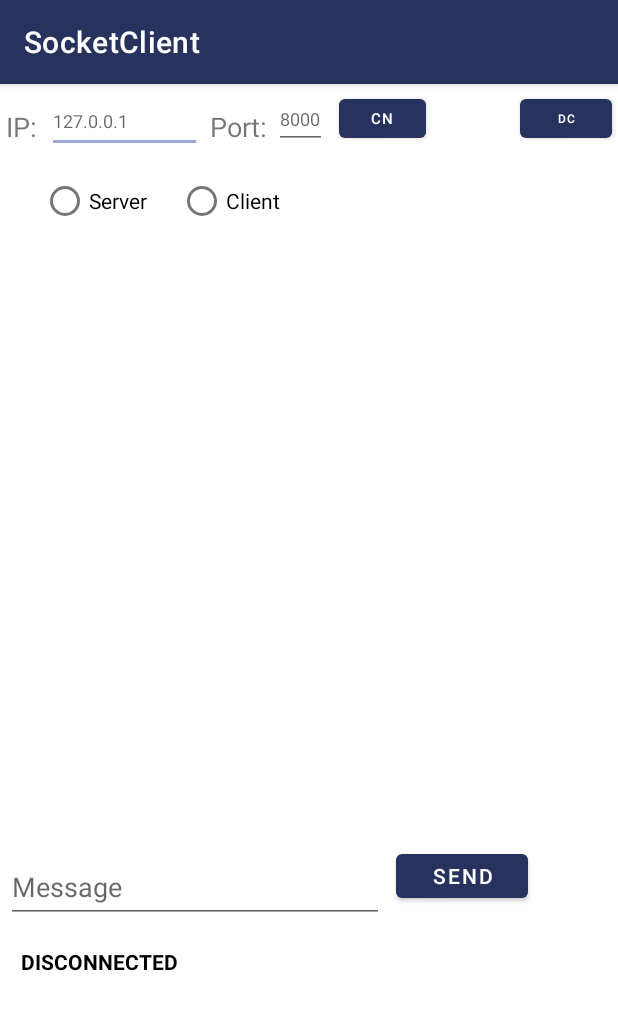
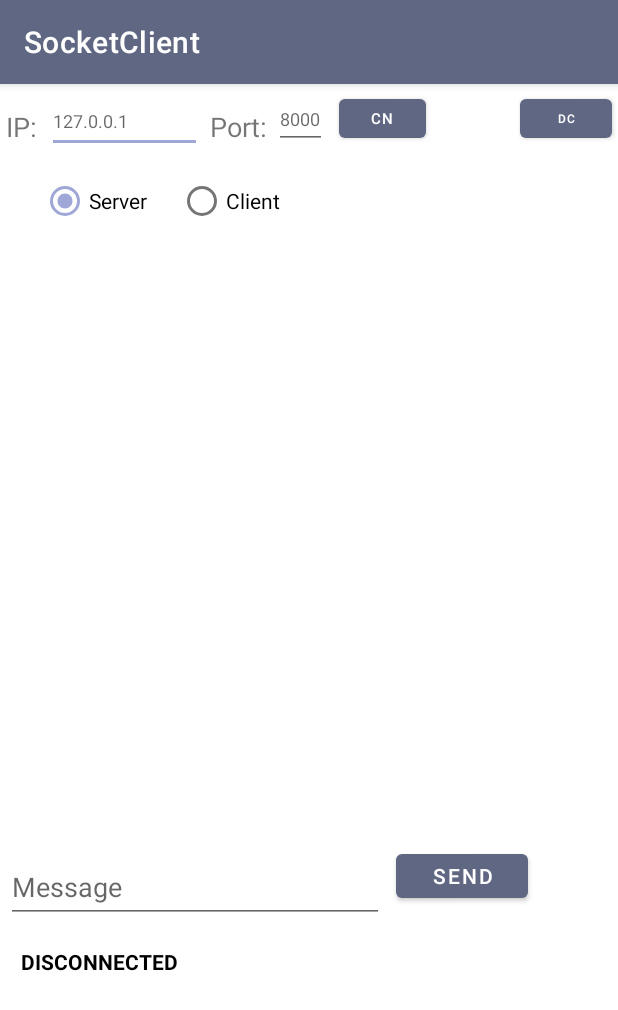
Before and after one commit to AFOEK/JavaSocketClient, an Android app: the screen it shows after launch (MainActivity), on a phone screen of 412 x 824 dp. Shown: the top 1010 px of the screen. Run offline under Robolectric (Android 15) with nearby library versions, the phone set to English and light mode, and no system bars.

Commit message:
Version 0.0.2 D
minor translet

```diff
--- a/app/src/main/res/values/colors.xml
+++ b/app/src/main/res/values/colors.xml
@@ -1,8 +1,8 @@
 <?xml version="1.0" encoding="utf-8"?>
 <resources>
-    <color name="purple_200">#4E2D77</color>
-    <color name="purple_500">#27335E</color>
-    <color name="purple_700">#FF3700B3</color>
+    <color name="purple_200">#596477</color>
+    <color name="purple_500">#5F6783</color>
+    <color name="purple_700">#363E65</color>
     <color name="teal_200">#9EA7D5</color>
     <color name="teal_700">#5A788F</color>
     <color name="black">#FF000000</color>
```
Also changed, not shown: app/src/main/java/com/example/socketclient/MainActivity.java (+26 -10 lines).
